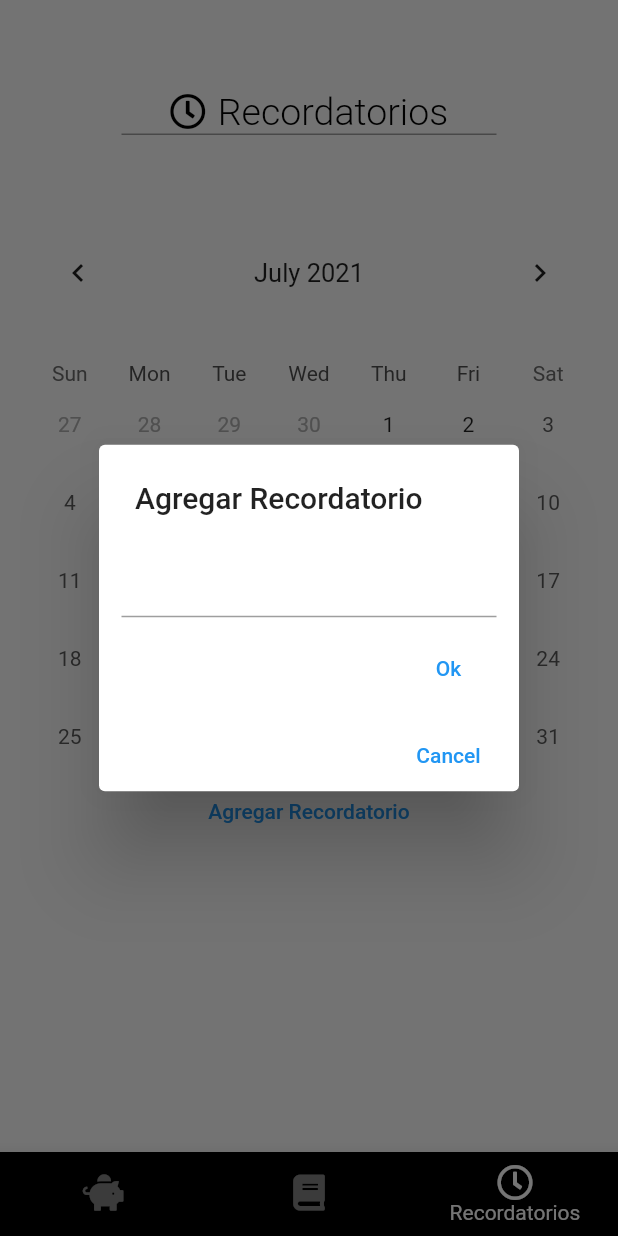
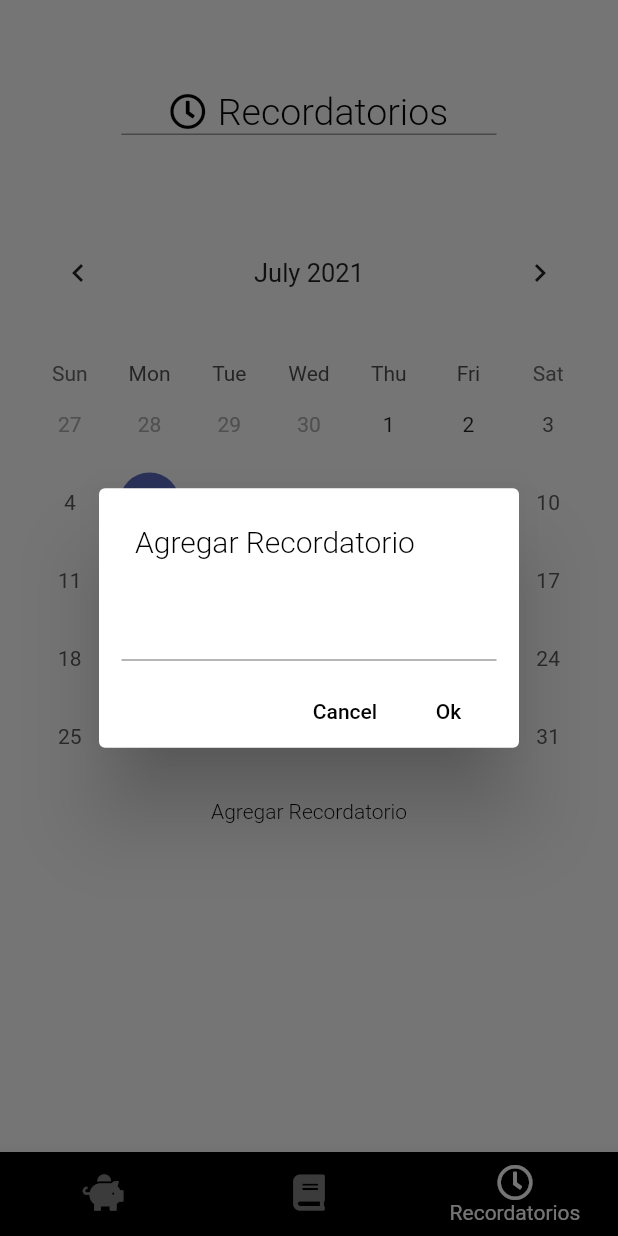
Before and after one commit to Sloot04/expenses_app, a Flutter app: the screen it shows after launch, item 3 of the bottom bar chosen, after a tap on "Agregar Recordatorio", on a phone screen of 412 x 824 dp. Run offline on Flutter 3.47's test engine with Material 2 defaults, Android fonts, the phone set to English and light mode, and no system bars; drawn by our look-alikes of table_calendar; our stand-ins replace animate_do, font_awesome_flutter.

Commit message:
recordatorio darkmode, sin terminar

```diff
--- a/lib/src/pages/calendar_page.dart
+++ b/lib/src/pages/calendar_page.dart
@@ -1,8 +1,10 @@
-import 'package:expenses_app/src/model/event.dart';
 import 'package:flutter/material.dart';
 import 'package:font_awesome_flutter/font_awesome_flutter.dart';
 
+import 'package:expenses_app/src/model/theme_changer_model.dart';
+import 'package:expenses_app/src/model/event.dart';
 import 'package:expenses_app/src/widgets/title_custom.dart';
+import 'package:provider/provider.dart';
 import 'package:table_calendar/table_calendar.dart';
 
 class CalendarPage extends StatefulWidget {
@@ -34,13 +36,19 @@ class _CalendarPageState extends State<CalendarPage> {
 
   @override
   Widget build(BuildContext context) {
+    final isDark = Provider.of<ThemeChangerModel>(context).isDark;
     return Scaffold(
+      backgroundColor: isDark ? Colors.black87 : Colors.white,
       body: Container(
         margin: EdgeInsets.all(20),
         child: Column(
           children: [
             SizedBox(height: 40.0),
-            TitleCustom(title: 'Recordatorios', icon: FontAwesomeIcons.clock, titleColor: Colors.black,),
+            TitleCustom(
+              title: 'Recordatorios',
+              icon: FontAwesomeIcons.clock,
+              titleColor: isDark ? Colors.white : Colors.black,
+            ),
             SizedBox(height: 25.0),
             calendarBuilder(),
             bottomRecordatorioBuilder(context),
@@ -70,19 +78,45 @@ class _CalendarPageState extends State<CalendarPage> {
   }
 
   TextButton bottomRecordatorioBuilder(BuildContext context) {
+    final isDark = Provider.of<ThemeChangerModel>(context).isDark;
     return TextButton(
         onPressed: () => showDialog(
               context: context,
               builder: (context) => AlertDialog(
+
+                backgroundColor: isDark ? Colors.grey.shade800 : Colors.white,
                 actionsPadding: EdgeInsets.symmetric(horizontal: 15),
                 insetPadding: EdgeInsets.symmetric(horizontal: 65),
-                title: Text("Agregar Recordatorio"),
+                title: Text(
+                  "Agregar Recordatorio",
+                  style: TextStyle(
+                      color: isDark ? Colors.white : Colors.black,
+                      fontWeight: FontWeight.w300),
+                ),
                 contentPadding: EdgeInsets.all(0),
                 contentTextStyle: TextStyle(fontSize: 0),
                 actionsOverflowButtonSpacing: 10,
                 actions: [
                   TextFormField(
+                    cursorColor: isDark? Colors.white : Colors.black,
+                     style: TextStyle(color: isDark? Colors.white : Colors.black),
+                    decoration: InputDecoration(
+                      focusedBorder: UnderlineInputBorder(
+                          borderSide: BorderSide(color: isDark? Colors.white : Colors.black)),
+                    ),
                     controller: _eventController,
+                  ),
+                  Row(
+                    mainAxisAlignment: MainAxisAlignment.end,
+                    children: [
+                      TextButton(
+                          onPressed: () => Navigator.pop(context),
+                          child: Text("Cancel",
+                              style: TextStyle(
+                                  color:
+                                      isDark ? Colors.white : Colors.black))),
+                      SizedBox(
+                        width: 5,
                       ),
                       TextButton(
                           onPressed: () {
@@ -103,14 +137,19 @@ class _CalendarPageState extends State<CalendarPage> {
                               return;
                             }
                           },
-                      child: Text("Ok")),
-                  TextButton(
-                      onPressed: () => Navigator.pop(context),
-                      child: Text("Cancel"))
+                          child: Text("Ok",
+                              style: TextStyle(
+                                  color:
+                                      isDark ? Colors.white : Colors.black))),
+                    ],
+                  ),
                 ],
               ),
             ),
-        child: Text("Agregar Recordatorio"));
+        child: Text("Agregar Recordatorio",
+            style: TextStyle(
+                color: isDark ? Colors.white : Colors.black,
+                fontWeight: FontWeight.w300)));
   }
 
   TableCalendar<Event> calendarBuilder() {
--- a/lib/src/widgets/formCustom.dart
+++ b/lib/src/widgets/formCustom.dart
@@ -90,6 +90,7 @@ class _FormCustomState extends State<FormCustom> {
     bool esMotivo,
   ) {
     return TextFormField(
+      cursorColor: widget.textColor,
       style: TextStyle(color: widget.textColor),
       validator: esMotivo ? validatorMotivo : validatorMonto,
       keyboardType: type,
```
Lines whose indentation alone changed are shown as unchanged.
